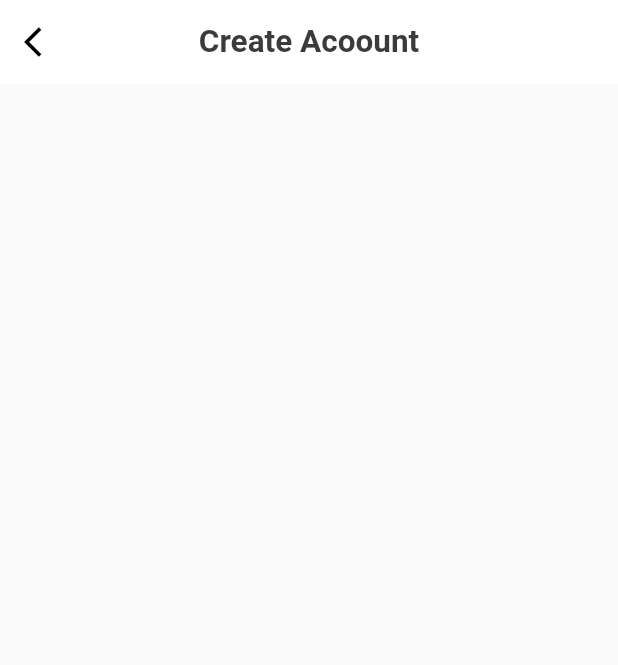
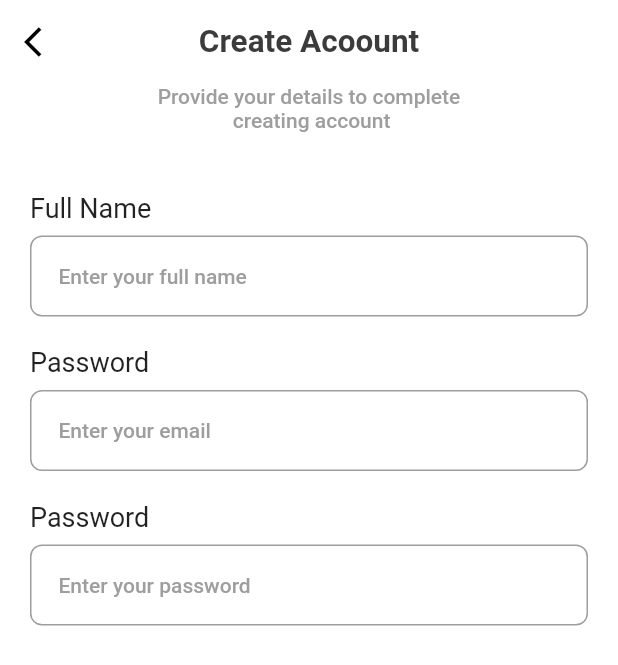
Before and after one commit to HumbleGh/eatsy, a Flutter app: the screen it shows after launch, after a tap on "Sign up", on a phone screen of 412 x 824 dp. Shown: the top 665 px of the screen. Run offline on Flutter 3.47's test engine with Material 2 defaults, Android fonts, the phone set to English and light mode, and no system bars; our stand-ins replace gap, get.

Commit message:
minor updates

```diff
--- a/lib/pages/home_page.dart
+++ b/lib/pages/home_page.dart
@@ -12,7 +12,7 @@ class HomePage extends StatelessWidget {
   Widget build(BuildContext context) {
     return SafeArea(
       child: Scaffold(
-        // backgroundColor: Styles.bgColor,
+        backgroundColor: Colors.white,
         appBar: AppBar(
           title: Text('Login', style: Styles.headLineStyle1),
           centerTitle: true,
@@ -25,7 +25,7 @@ class HomePage extends StatelessWidget {
         ),
         body: ListView(
             padding: EdgeInsets.symmetric(
-                vertical: AppLayout.getHeight(12),
+                vertical: AppLayout.getHeight(0),
                 horizontal: AppLayout.getHeight(20)),
             children: [
               Text(
--- a/lib/pages/sign_up_screen.dart
+++ b/lib/pages/sign_up_screen.dart
@@ -1,6 +1,8 @@
 import 'package:eatsy/utils/app_layout.dart';
 import 'package:eatsy/utils/app_style.dart';
+import 'package:eatsy/widgets/custom_text_field.dart';
 import 'package:flutter/material.dart';
+import 'package:gap/gap.dart';
 
 class SignUpScreen extends StatefulWidget {
   const SignUpScreen({super.key});
@@ -13,6 +15,7 @@ class _SignUpScreenState extends State<SignUpScreen> {
   @override
   Widget build(BuildContext context) {
     return Scaffold(
+      backgroundColor: Colors.white,
       appBar: AppBar(
         backgroundColor: Colors.white,
         elevation: 0.0,
@@ -29,13 +32,26 @@ class _SignUpScreenState extends State<SignUpScreen> {
         ),
         centerTitle: true,
       ),
-      body: SafeArea(
-        child: ListView(
-          padding: EdgeInsets.symmetric(
-              horizontal: AppLayout.getHeight(20),
-              vertical: AppLayout.getHeight(20)),
-          children: [],
-        ),
+      body: ListView(
+        padding: EdgeInsets.symmetric(
+            horizontal: AppLayout.getHeight(20),
+            vertical: AppLayout.getHeight(0)),
+        children: [
+          Text(
+            'Provide your details to complete \n creating account',
+            textAlign: TextAlign.center,
+            style: Styles.headLineStyle4,
+          ),
+          Gap(AppLayout.getHeight(40)),
+          const CustomTextField(
+            label: 'Full Name',
+            hint: 'Enter your full name',
+          ),
+          Gap(AppLayout.getHeight(20)),
+          const CustomTextField(label: 'Password', hint: 'Enter your email'),
+          Gap(AppLayout.getHeight(20)),
+          const CustomTextField(label: 'Password', hint: 'Enter your password'),
+        ],
       ),
     );
   }
```
